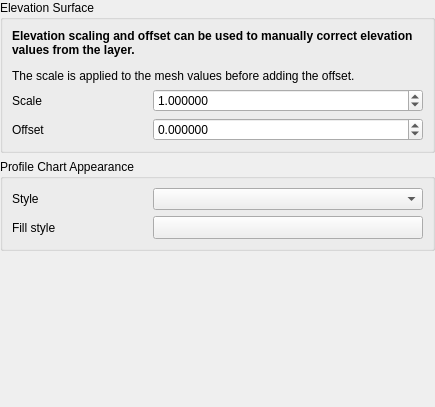
qgis/QGIS, file src/ui/mesh/qgsmeshelevationpropertieswidgetbase.ui: the form before one commit.
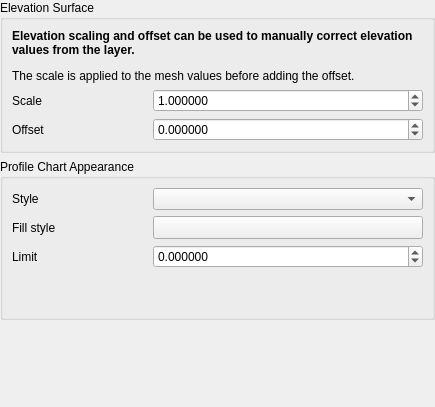
The form after the commit. The open tabs and pages were chosen to show the change. Custom widgets are drawn as their Qt base class.

Commit message:
Add option to limit the extent of "fill above" and "fill below" elevation ranges for a layer in elevation profile plots
Fixes #51010

Diff of the .ui file:
```diff
--- a/src/ui/mesh/qgsmeshelevationpropertieswidgetbase.ui
+++ b/src/ui/mesh/qgsmeshelevationpropertieswidgetbase.ui
@@ -181,6 +181,13 @@
             </property>
            </widget>
           </item>
+          <item row="1" column="0">
+           <widget class="QLabel" name="label_8">
+            <property name="text">
+             <string>Limit</string>
+            </property>
+           </widget>
+          </item>
           <item row="0" column="1">
            <widget class="QgsSymbolButton" name="mFillStyleButton">
             <property name="sizePolicy">
@@ -194,6 +201,32 @@
             </property>
            </widget>
           </item>
+          <item row="1" column="1">
+           <widget class="QgsDoubleSpinBox" name="mElevationLimitSpinBox">
+            <property name="decimals">
+             <number>6</number>
+            </property>
+            <property name="minimum">
+             <double>-99999.000000000000000</double>
+            </property>
+            <property name="maximum">
+             <double>99999.000000000000000</double>
+            </property>
+           </widget>
+          </item>
+          <item row="2" column="1">
+           <spacer name="verticalSpacer_3">
+            <property name="orientation">
+             <enum>Qt::Vertical</enum>
+            </property>
+            <property name="sizeHint" stdset="0">
+             <size>
+              <width>20</width>
+              <height>40</height>
+             </size>
+            </property>
+           </spacer>
+          </item>
          </layout>
         </widget>
        </widget>
```
Left out of the diff: 39 changed lines with no effect on the pictures. The commit also changes 25 other files.
